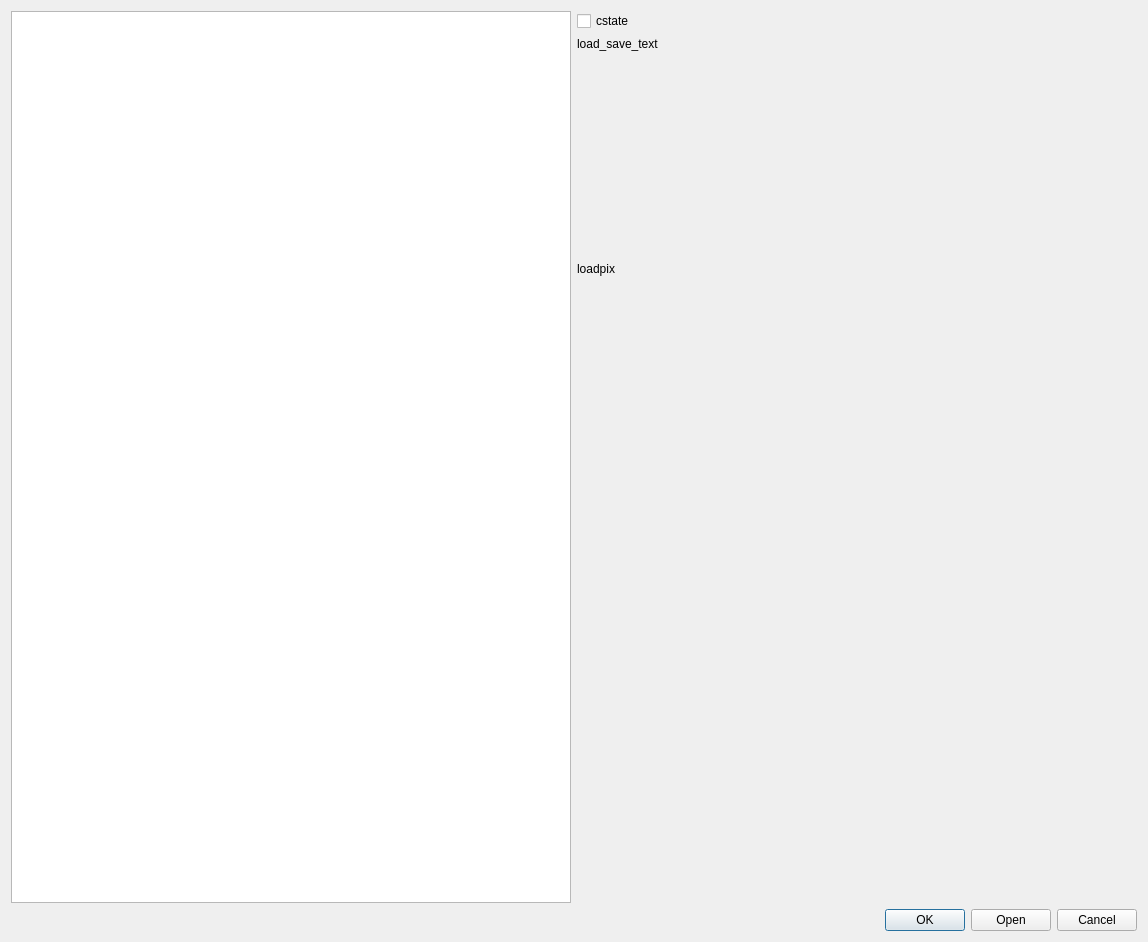
Before: the Qt Designer form client/page_load.ui in longturn/freeciv21, drawn with Qt 5.
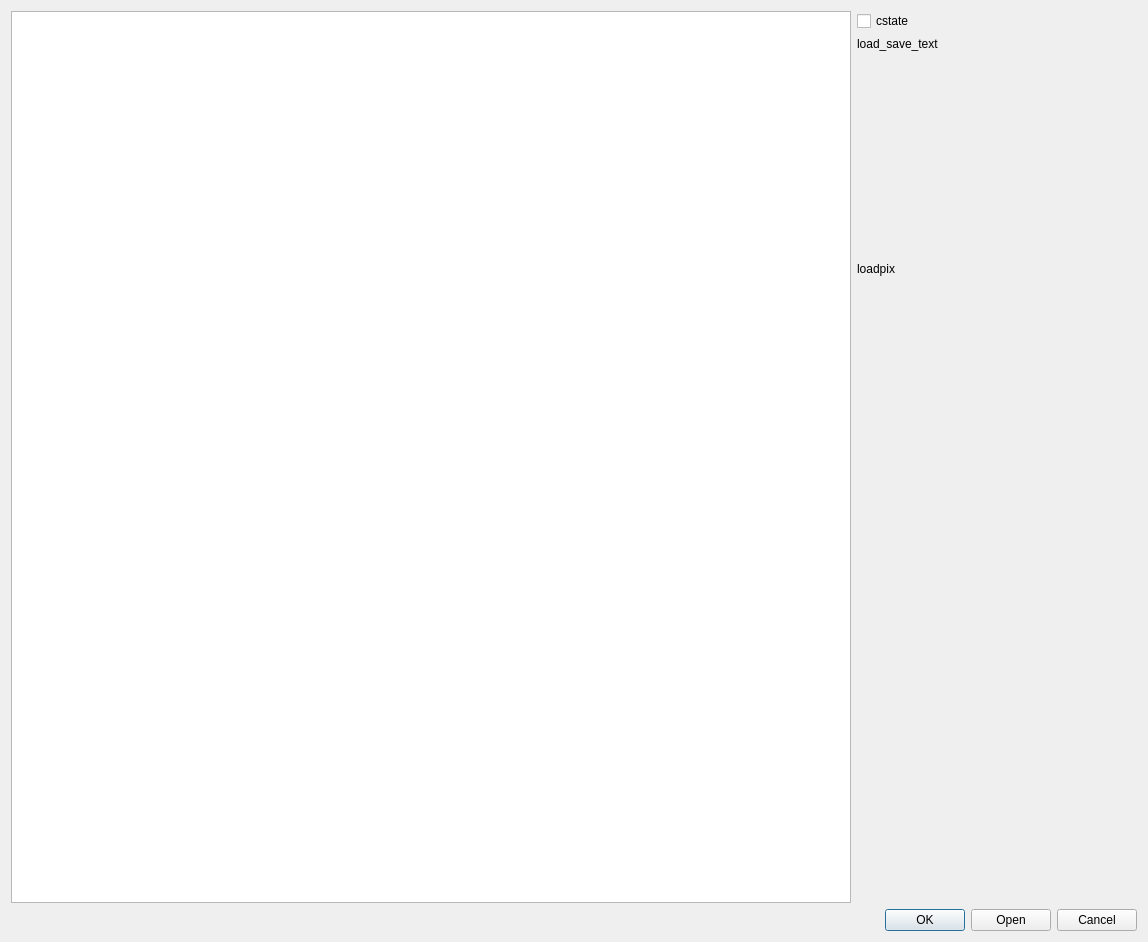
After: the same form once the commit is applied.

Commit message:
page_load: Reserve some space for the info column
The column with game information in the page_load dialog (to the right of the
window) was still jumping around depending on the size of the map. There were
also concerns that the Longturn logo shown at the bottom right with the
Nightstalker theme was hidden (which still happens when the window is small,
but fixing that is a bigger change).

The column size is hacked in by having the right column expand to 25% of the
window width.

See #1166.

The edit to the form file:
```diff
--- a/client/page_load.ui
+++ b/client/page_load.ui
@@ -24,6 +24,12 @@
     <layout class="QGridLayout" name="gridLayout_2">
      <item row="0" column="1">
       <widget class="QCheckBox" name="show_preview">
+       <property name="sizePolicy">
+        <sizepolicy hsizetype="MinimumExpanding" vsizetype="Fixed">
+         <horstretch>25</horstretch>
+         <verstretch>0</verstretch>
+        </sizepolicy>
+       </property>
        <property name="text">
         <string>cstate</string>
        </property>
@@ -72,7 +78,7 @@
       <widget class="QTableWidget" name="saves_load">
        <property name="sizePolicy">
         <sizepolicy hsizetype="Preferred" vsizetype="Expanding">
-         <horstretch>0</horstretch>
+         <horstretch>75</horstretch>
          <verstretch>0</verstretch>
         </sizepolicy>
        </property>
```
